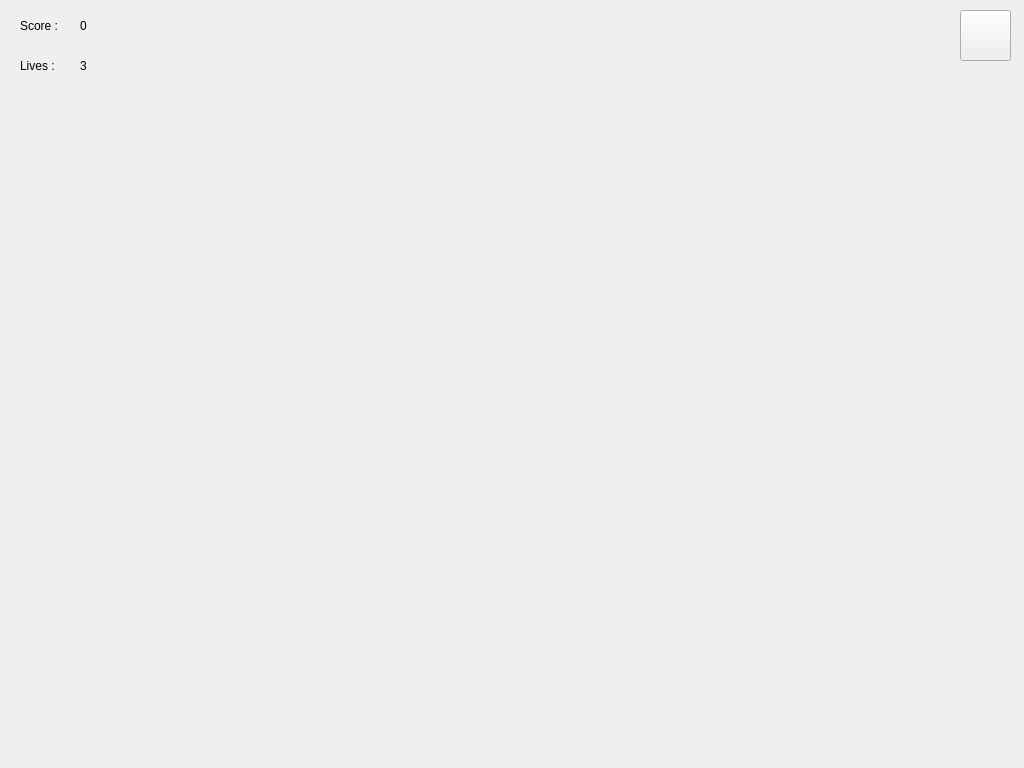
First picture: the form in Dodge-it/Dodge-it/widgetgame.ui, repository Fulde/dodge-it, before the edit.
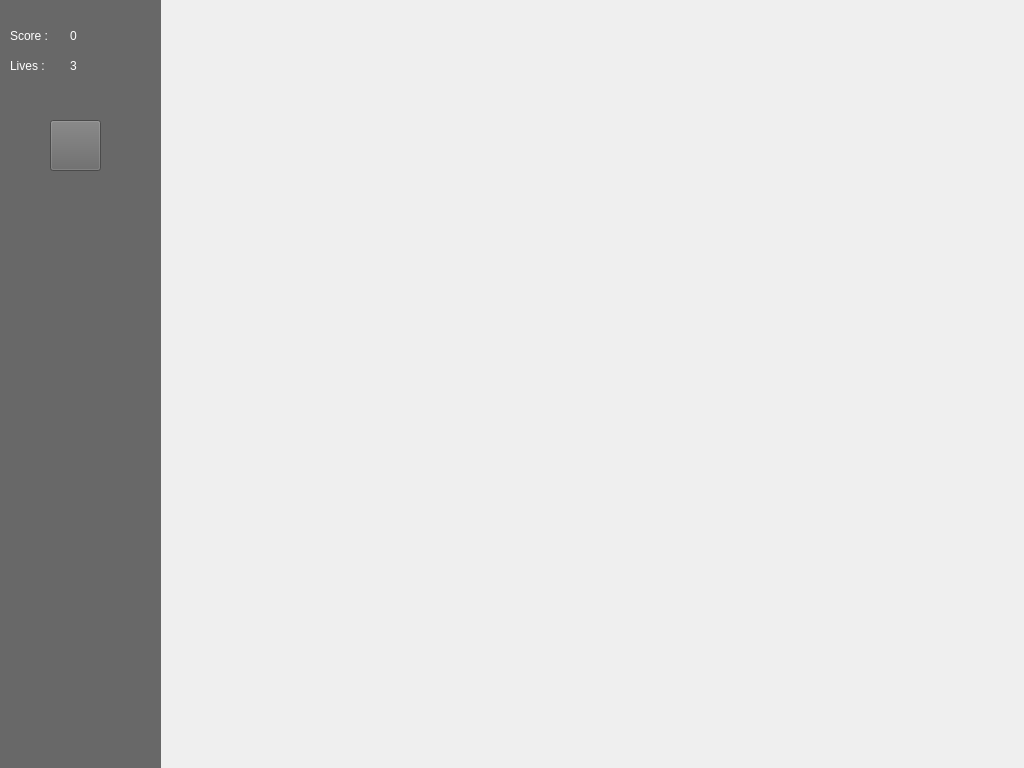
Second picture: the form after the edit. Icons and pictures are not drawn.

The edit to the form file:
```diff
--- a/Dodge-it/Dodge-it/widgetgame.ui
+++ b/Dodge-it/Dodge-it/widgetgame.ui
@@ -14,34 +14,9 @@
    <string>Widget</string>
   </property>
   <property name="styleSheet">
-   <string notr="true">font: 75 12pt &quot;Ubuntu&quot;;</string>
+   <string notr="true">font: 75 12pt &quot;Ubuntu&quot;;
+color: rgb(255, 255, 255);</string>
   </property>
-  <widget class="QLabel" name="lblScoreT">
-   <property name="geometry">
-    <rect>
-     <x>20</x>
-     <y>10</y>
-     <width>51</width>
-     <height>31</height>
-    </rect>
-   </property>
-   <property name="text">
-    <string>Score :</string>
-   </property>
-  </widget>
-  <widget class="QLabel" name="lblLivesT">
-   <property name="geometry">
-    <rect>
-     <x>20</x>
-     <y>50</y>
-     <width>41</width>
-     <height>31</height>
-    </rect>
-   </property>
-   <property name="text">
-    <string>Lives :</string>
-   </property>
-  </widget>
   <widget class="QLabel" name="lblSatyr">
    <property name="geometry">
     <rect>
@@ -58,11 +33,75 @@
     <pixmap resource="images/resources.qrc">:/satyr.png</pixmap>
    </property>
   </widget>
+  <widget class="QWidget" name="widget" native="true">
+   <property name="geometry">
+    <rect>
+     <x>0</x>
+     <y>0</y>
+     <width>161</width>
+     <height>781</height>
+    </rect>
+   </property>
+   <property name="styleSheet">
+    <string notr="true">background:#686868</string>
+   </property>
+   <widget class="QLabel" name="lblScoreT">
+    <property name="geometry">
+     <rect>
+      <x>10</x>
+      <y>20</y>
+      <width>51</width>
+      <height>31</height>
+     </rect>
+    </property>
+    <property name="text">
+     <string>Score :</string>
+    </property>
+   </widget>
+   <widget class="QLabel" name="lblScore">
+    <property name="geometry">
+     <rect>
+      <x>70</x>
+      <y>20</y>
+      <width>81</width>
+      <height>31</height>
+     </rect>
+    </property>
+    <property name="text">
+     <string>0</string>
+    </property>
+   </widget>
+   <widget class="QLabel" name="lblLivesT">
+    <property name="geometry">
+     <rect>
+      <x>10</x>
+      <y>50</y>
+      <width>41</width>
+      <height>31</height>
+     </rect>
+    </property>
+    <property name="text">
+     <string>Lives :</string>
+    </property>
+   </widget>
+   <widget class="QLabel" name="lblLives">
+    <property name="geometry">
+     <rect>
+      <x>70</x>
+      <y>50</y>
+      <width>16</width>
+      <height>31</height>
+     </rect>
+    </property>
+    <property name="text">
+     <string>3</string>
+    </property>
+   </widget>
   <widget class="QPushButton" name="btnPause">
    <property name="geometry">
     <rect>
-     <x>960</x>
-     <y>10</y>
+      <x>50</x>
+      <y>120</y>
      <width>51</width>
      <height>51</height>
     </rect>
@@ -84,31 +123,6 @@
     <bool>false</bool>
    </property>
   </widget>
-  <widget class="QLabel" name="lblLives">
-   <property name="geometry">
-    <rect>
-     <x>80</x>
-     <y>50</y>
-     <width>16</width>
-     <height>31</height>
-    </rect>
-   </property>
-   <property name="text">
-    <string>3</string>
-   </property>
-  </widget>
-  <widget class="QLabel" name="lblScore">
-   <property name="geometry">
-    <rect>
-     <x>80</x>
-     <y>10</y>
-     <width>141</width>
-     <height>31</height>
-    </rect>
-   </property>
-   <property name="text">
-    <string>0</string>
-   </property>
   </widget>
  </widget>
  <layoutdefault spacing="6" margin="11"/>
```
Lines whose indentation alone changed are shown as unchanged.
